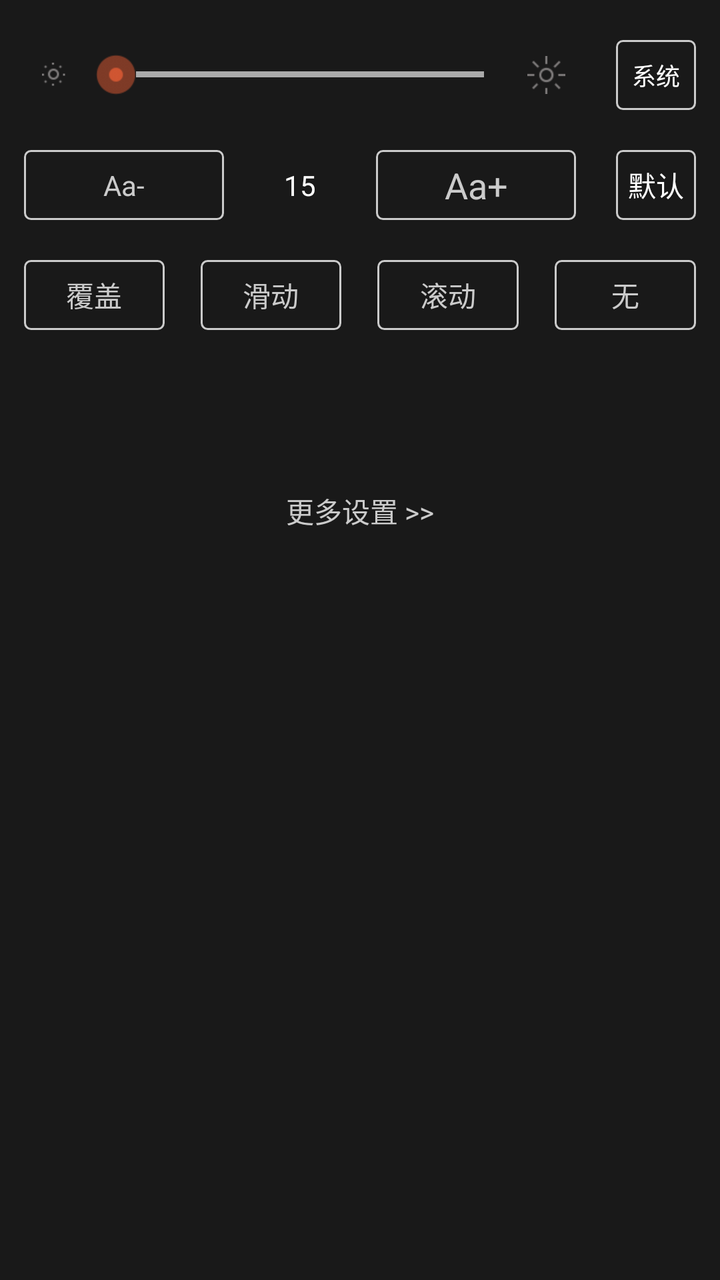
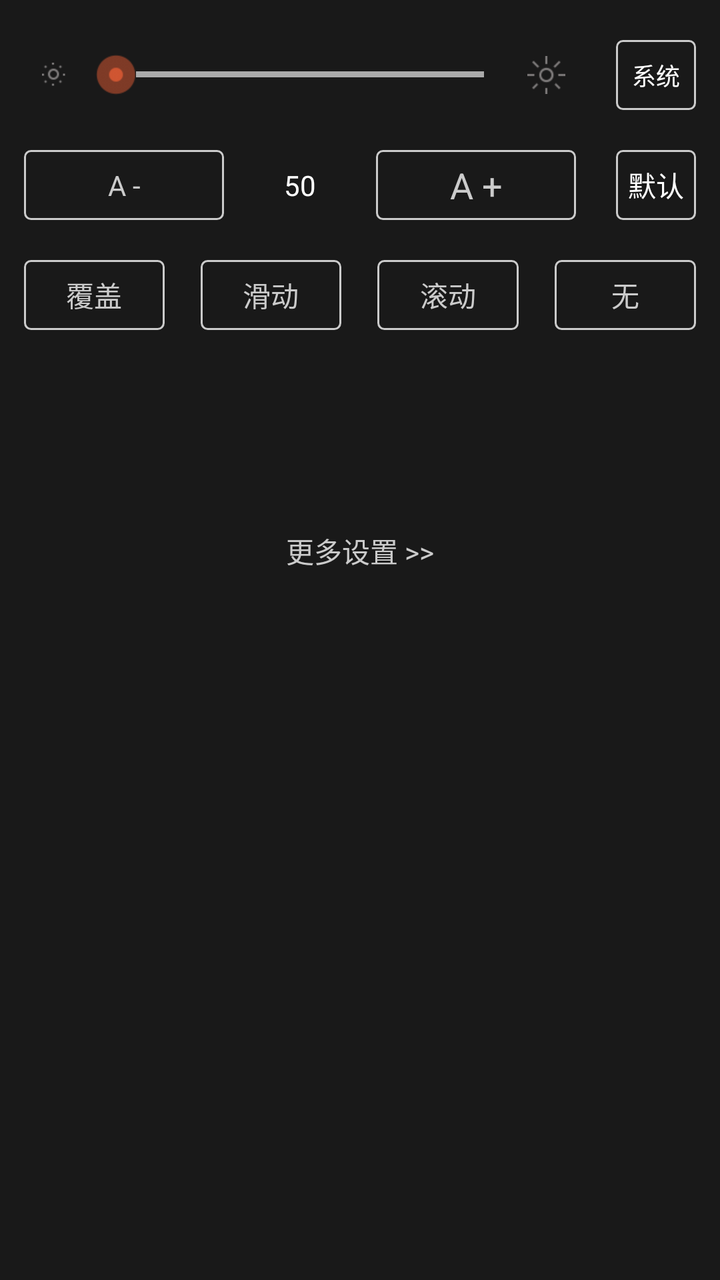

Screens rendered from an Android XML layout before and after an edit, with the pre-edit source and the edit as a unified diff.
<!-- AndroidManifest.xml: application theme AppTheme -->
<!-- res/layout/dialog_read_setting.xml -->
<?xml version="1.0" encoding="utf-8"?>
<LinearLayout xmlns:android="http://schemas.android.com/apk/res/android"
    android:id="@+id/read_setting_ll_menu"
    android:layout_width="match_parent"
    android:layout_height="280dp"
    android:layout_alignParentBottom="true"
    android:background="#191919"
    android:clickable="true"
    android:orientation="vertical"
    android:paddingLeft="12dp"
    android:paddingRight="12dp">

    <LinearLayout
        android:layout_width="match_parent"
        android:layout_height="wrap_content"
        android:layout_marginTop="20dp"
        android:gravity="center_vertical"
        android:orientation="horizontal">

        <ImageView
            android:id="@+id/read_setting_iv_brightness_minus"
            android:layout_width="30dp"
            android:layout_height="30dp"
            android:scaleType="center"
            android:src="@drawable/ic_brightness_minus" />

        <SeekBar
            android:id="@+id/read_setting_sb_brightness"
            android:layout_width="0dp"
            android:layout_height="wrap_content"
            android:layout_weight="1"
            android:max="255"
            android:maxHeight="3dp"
            android:minHeight="3dp"
            android:progressDrawable="@drawable/seekbar_bg"
            android:thumb="@drawable/seekbar_thumb"
            android:thumbOffset="10dp" />

        <ImageView
            android:id="@+id/read_setting_iv_brightness_plus"
            android:layout_width="30dp"
            android:layout_height="30dp"
            android:layout_marginRight="20dp"
            android:scaleType="center"
            android:src="@drawable/ic_brightness_plus" />

        <CheckBox
            android:id="@+id/read_setting_cb_brightness_auto"
            android:layout_width="40dp"
            android:layout_height="35dp"
            android:background="@drawable/selector_btn_read_setting"
            android:button="@null"
            android:gravity="center"
            android:text="系统"
            android:textColor="@color/selector_btn_read_setting"
            android:textSize="12sp" />
    </LinearLayout>

    <LinearLayout
        android:layout_width="match_parent"
        android:layout_height="wrap_content"
        android:layout_marginTop="20dp"
        android:gravity="center_vertical"
        android:orientation="horizontal">

        <TextView
            android:id="@+id/read_setting_tv_font_minus"
            android:layout_width="100dp"
            android:layout_height="35dp"
            android:background="@drawable/shape_btn_read_setting_normal"
            android:gravity="center"
            android:text="Aa-"
            android:textColor="#CBCBCB"
            android:textSize="14dp" />

        <TextView
            android:id="@+id/read_setting_tv_font"
            android:layout_width="0dp"
            android:layout_height="wrap_content"
            android:layout_weight="1"
            android:gravity="center"
            android:text="15"
            android:textColor="@color/white"
            android:textSize="14dp" />

        <TextView
            android:id="@+id/read_setting_tv_font_plus"
            android:layout_width="100dp"
            android:layout_height="35dp"
            android:layout_marginRight="20dp"
            android:background="@drawable/shape_btn_read_setting_normal"
            android:gravity="center"
            android:padding="5dp"
            android:text="Aa+"
            android:textColor="#CBCBCB"
            android:textSize="18dp" />

        <CheckBox
            android:id="@+id/read_setting_cb_font_default"
            android:layout_width="40dp"
            android:layout_height="35dp"
            android:background="@drawable/selector_btn_read_setting"
            android:button="@null"
            android:gravity="center"
            android:text="默认"
            android:textColor="@color/selector_btn_read_setting" />
    </LinearLayout>

    <RadioGroup
        android:id="@+id/read_setting_rg_page_mode"
        android:layout_width="match_parent"
        android:layout_height="wrap_content"
        android:layout_marginTop="20dp"
        android:orientation="horizontal">

        <RadioButton
            android:id="@+id/read_setting_rb_simulation"
            android:layout_width="0dp"
            android:layout_height="35dp"
            android:layout_marginRight="18dp"
            android:layout_weight="1"
            android:background="@drawable/selector_btn_read_setting"
            android:button="@null"
            android:gravity="center"
            android:text="仿真"
            android:textColor="#CBCBCB"
            android:textSize="14dp"
            android:visibility="gone" />

        <RadioButton
            android:id="@+id/read_setting_rb_cover"
            android:layout_width="0dp"
            android:layout_height="match_parent"
            android:layout_marginRight="18dp"
            android:layout_weight="1"
            android:background="@drawable/selector_btn_read_setting"
            android:button="@null"
            android:gravity="center"
            android:text="覆盖"
            android:textColor="#CBCBCB"
            android:textSize="14dp" />

        <RadioButton
            android:id="@+id/read_setting_rb_slide"
            android:layout_width="0dp"
            android:layout_height="35dp"
            android:layout_marginRight="18dp"
            android:layout_weight="1"
            android:background="@drawable/selector_btn_read_setting"
            android:button="@null"
            android:gravity="center"
            android:text="滑动"
            android:textColor="#CBCBCB"
            android:textSize="14dp"
            android:visibility="visible" />

        <RadioButton
            android:id="@+id/read_setting_rb_scroll"
            android:layout_width="0dp"
            android:layout_height="35dp"
            android:layout_marginRight="18dp"
            android:layout_weight="1"
            android:background="@drawable/selector_btn_read_setting"
            android:button="@null"
            android:gravity="center"
            android:text="滚动"
            android:textColor="#CBCBCB"
            android:textSize="14dp" />

        <RadioButton
            android:id="@+id/read_setting_rb_none"
            android:layout_width="0dp"
            android:layout_height="35dp"
            android:layout_weight="1"
            android:background="@drawable/selector_btn_read_setting"
            android:button="@null"
            android:gravity="center"
            android:text="无"
            android:textColor="#CBCBCB"
            android:textSize="14dp" />
    </RadioGroup>

    <androidx.recyclerview.widget.RecyclerView
        android:id="@+id/read_setting_rv_bg"
        android:layout_width="match_parent"
        android:layout_height="40dp"
        android:layout_marginLeft="5dp"
        android:layout_marginTop="20dp"
        android:layout_marginRight="5dp"
        android:scrollbars="none" />

    <TextView
        android:id="@+id/read_setting_tv_more"
        android:layout_width="match_parent"
        android:layout_height="wrap_content"
        android:layout_marginTop="20dp"
        android:gravity="center_horizontal"
        android:text="更多设置 >>"
        android:textColor="#CBCBCB" />
</LinearLayout>
<!-- resources referenced by this layout -->
<resources>
  <color name="white">#ffffff</color>
  <!-- drawable ic_brightness_minus: png bitmap (drawable-xhdpi, 1291 bytes) -->
  <!-- drawable ic_brightness_plus: png bitmap (drawable-xhdpi, 1597 bytes) -->
  <!-- drawable seekbar_bg (drawable) -->
  <?xml version="1.0" encoding="utf-8"?>
  <layer-list xmlns:android="http://schemas.android.com/apk/res/android">
  
      <item android:id="@android:id/background">
          <shape>
              <size android:height="1dp" />
  
              <gradient
                  android:endColor="@android:color/darker_gray"
                  android:startColor="@android:color/darker_gray" />
          </shape>
      </item>
      <item android:id="@android:id/progress">
          <clip>
              <shape>
                  <size android:height="3dp" />
  
                  <gradient
                      android:endColor="@color/orange"
                      android:startColor="@color/orange" />
              </shape>
          </clip>
      </item>
  
  </layer-list>
  <!-- drawable seekbar_thumb (drawable) -->
  <?xml version="1.0" encoding="utf-8"?>
  <selector xmlns:android="http://schemas.android.com/apk/res/android">
  
      <item android:drawable="@drawable/seekbar_thumb_selected" android:state_pressed="true"/>
      <item android:drawable="@drawable/seekbar_thumb_selected" android:state_focused="true"/>
      <item android:drawable="@drawable/seekbar_thumb_normal"></item>
  
  </selector>
  <!-- drawable selector_btn_read_setting (drawable) -->
  <?xml version="1.0" encoding="utf-8"?>
  <selector xmlns:android="http://schemas.android.com/apk/res/android">
  	<item android:state_pressed="true" android:drawable="@drawable/shape_btn_read_setting_checked" />
  	<item android:state_checked="true" android:drawable="@drawable/shape_btn_read_setting_checked" />
  	<item android:drawable="@drawable/shape_btn_read_setting_normal" />
  </selector>
  <!-- drawable shape_btn_read_setting_normal (drawable) -->
  <?xml version="1.0" encoding="utf-8"?>
  <shape xmlns:android="http://schemas.android.com/apk/res/android"
  	android:shape="rectangle">
  	<corners android:radius="3dp"/>
  	<solid android:color="#191919"/>
  	<stroke android:width="1dp"
  		android:color="#CBCBCB"/>
  </shape>
  <style name="AppTheme" parent="Theme.AppCompat.Light.NoActionBar">
          
          <item name="colorPrimary">@color/colorPrimary</item>
          <item name="colorPrimaryDark">@color/colorPrimaryDark</item>
          <item name="colorAccent">@color/colorAccent</item>
  
          <item name="android:colorControlActivated">#FD842A</item>
          <item name="android:colorControlNormal">#A4A4A4</item>
      </style>
  <color name="orange">#DE6014</color>
  <!-- drawable seekbar_thumb_selected: png bitmap (drawable-xhdpi, 1886 bytes) -->
  <!-- drawable seekbar_thumb_normal: png bitmap (drawable-xhdpi, 1607 bytes) -->
  <!-- drawable shape_btn_read_setting_checked (drawable) -->
  <?xml version="1.0" encoding="utf-8"?>
  <shape xmlns:android="http://schemas.android.com/apk/res/android"
  	android:shape="rectangle">
  	<corners android:radius="3dp"/>
  	<solid android:color="#191919"/>
  	<stroke android:width="1dp"
  		android:color="@color/light_red"/>
  </shape>
  <color name="colorPrimary">#FDF9DD</color>
  <color name="colorPrimaryDark">#FDD34D</color>
  <color name="colorAccent">#FD842A</color>
  <color name="light_red">#EC4A48</color>
</resources>

<!-- the commit's change to res/layout/dialog_read_setting.xml (unified diff, before → after) -->
@@ -2,7 +2,7 @@
 <LinearLayout xmlns:android="http://schemas.android.com/apk/res/android"
     android:id="@+id/read_setting_ll_menu"
     android:layout_width="match_parent"
-    android:layout_height="280dp"
+    android:layout_height="300dp"
     android:layout_alignParentBottom="true"
     android:background="#191919"
     android:clickable="true"
@@ -69,7 +69,7 @@
             android:layout_height="35dp"
             android:background="@drawable/shape_btn_read_setting_normal"
             android:gravity="center"
-            android:text="Aa-"
+            android:text="A -"
             android:textColor="#CBCBCB"
             android:textSize="14dp" />
 
@@ -79,7 +79,7 @@
             android:layout_height="wrap_content"
             android:layout_weight="1"
             android:gravity="center"
-            android:text="15"
+            android:text="50"
             android:textColor="@color/white"
             android:textSize="14dp" />
 
@@ -91,7 +91,7 @@
             android:background="@drawable/shape_btn_read_setting_normal"
             android:gravity="center"
             android:padding="5dp"
-            android:text="Aa+"
+            android:text="A +"
             android:textColor="#CBCBCB"
             android:textSize="18dp" />
 
@@ -183,10 +183,11 @@
     <androidx.recyclerview.widget.RecyclerView
         android:id="@+id/read_setting_rv_bg"
         android:layout_width="match_parent"
-        android:layout_height="40dp"
+        android:layout_height="60dp"
         android:layout_marginLeft="5dp"
         android:layout_marginTop="20dp"
         android:layout_marginRight="5dp"
+        android:overScrollMode="never"
         android:scrollbars="none" />
 
     <TextView
